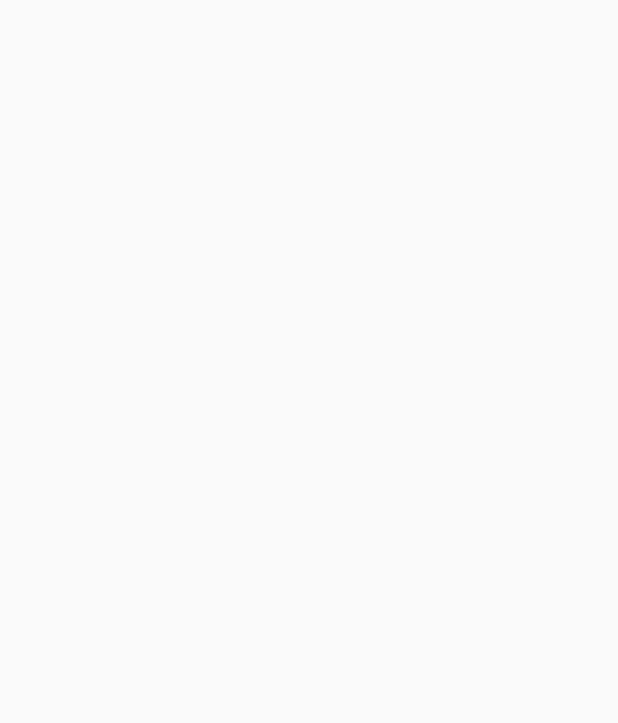
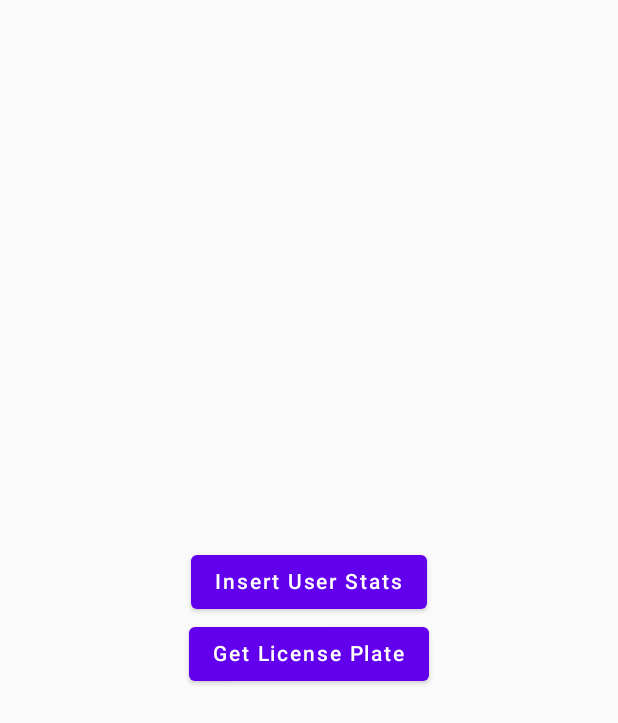
Before and after one commit to clozano-dev/matriculas-mvvm, an Android app built with Jetpack Compose: the screen it shows after launch (MainActivity), on a phone screen of 412 x 824 dp. Before the commit the part shown is empty. Shown: the top 723 px of the screen. Run offline under Robolectric (Android 15) with nearby library versions, the phone set to English and light mode, and no system bars; our stand-ins replace Dagger/Hilt's generated code, Firebase (no records; nobody signed in at launch, a user with empty details on screens opened directly), Room's generated code, livedata-compose.

Commit message:
database test

```diff
--- a/app/build.gradle.kts
+++ b/app/build.gradle.kts
@@ -68,6 +68,7 @@ dependencies {
     implementation("androidx.compose.ui:ui-tooling-preview:1.6.8")
     implementation("androidx.compose.material3:material3:1.2.0-alpha05")
     implementation("androidx.hilt:hilt-navigation-compose:1.0.0")
+    implementation(libs.androidx.runtime.livedata)
     kapt("androidx.hilt:hilt-compiler:1.0.0")
 
     //room dependencies
--- a/app/src/main/AndroidManifest.xml
+++ b/app/src/main/AndroidManifest.xml
@@ -1,6 +1,8 @@
 <?xml version="1.0" encoding="utf-8"?>
 <manifest xmlns:android="http://schemas.android.com/apk/res/android"
     xmlns:tools="http://schemas.android.com/tools">
+
+
 
     <application
         android:allowBackup="true"
--- a/app/src/main/java/com/clozanodev/matriculas/MainActivity.kt
+++ b/app/src/main/java/com/clozanodev/matriculas/MainActivity.kt
@@ -4,6 +4,7 @@ import android.os.Bundle
 import androidx.activity.ComponentActivity
 import androidx.activity.compose.setContent
 import androidx.activity.enableEdgeToEdge
+import com.clozanodev.matriculas.ui.main.screens.MainScreen
 import com.clozanodev.matriculas.ui.theme.MatriculasTheme
 import com.clozanodev.matriculas.ui.main.ui.NavGraph
 import dagger.hilt.android.AndroidEntryPoint
@@ -15,7 +16,7 @@ class MainActivity : ComponentActivity() {
         enableEdgeToEdge()
         setContent {
             MatriculasTheme {
-                NavGraph()
+                MainScreen()
             }
         }
     }
--- a/app/src/main/java/com/clozanodev/matriculas/data/remote/api/LicensePlateApi.kt
+++ b/app/src/main/java/com/clozanodev/matriculas/data/remote/api/LicensePlateApi.kt
@@ -6,7 +6,7 @@ import kotlinx.coroutines.tasks.await
 
 class LicensePlateApi(private val firestore: FirebaseFirestore) {
 
-    private val platesCollection = firestore.collection("plates")
+    private val platesCollection = firestore.collection("licensePlates")
 
     suspend fun getPlate(id: Int): LicensePlate? {
         val document = platesCollection.document(id.toString()).get().await()
--- /dev/null
+++ b/app/src/main/java/com/clozanodev/matriculas/di/AppModule.kt
@@ -0,0 +1,20 @@
+package com.clozanodev.matriculas.di
+
+import android.app.Application
+import android.content.Context
+import dagger.Module
+import dagger.Provides
+import dagger.hilt.InstallIn
+import dagger.hilt.components.SingletonComponent
+import javax.inject.Singleton
+
+@Module
+@InstallIn(SingletonComponent::class)
+object AppModule {
+
+    @Provides
+    @Singleton
+    fun provideApplicationContext(application: Application): Context {
+        return application.applicationContext
+    }
+}
--- a/app/src/main/java/com/clozanodev/matriculas/ui/main/screens/MainScreen.kt
+++ b/app/src/main/java/com/clozanodev/matriculas/ui/main/screens/MainScreen.kt
@@ -1,10 +1,59 @@
 package com.clozanodev.matriculas.ui.main.screens
 
+import androidx.compose.foundation.layout.Arrangement
+import androidx.compose.foundation.layout.Column
+import androidx.compose.foundation.layout.fillMaxSize
+import androidx.compose.material.Button
+import androidx.compose.material.Text
 import androidx.compose.runtime.Composable
+import androidx.compose.runtime.collectAsState
+import androidx.compose.ui.Alignment
+import androidx.compose.ui.Modifier
 import androidx.hilt.navigation.compose.hiltViewModel
+import com.clozanodev.matriculas.data.local.entities.UserStats
 import com.clozanodev.matriculas.viewmodel.MainViewModel
+import androidx.compose.runtime.getValue
+import androidx.compose.runtime.livedata.observeAsState
 
 @Composable
 fun MainScreen(viewModel: MainViewModel = hiltViewModel()) {
 
+    val insertStatus by viewModel.insertStatus.collectAsState()
+    val licensePlate by viewModel.licensePlate.collectAsState()
+
+    Column (
+        modifier = Modifier.fillMaxSize(),
+        verticalArrangement = Arrangement.Center,
+        horizontalAlignment = Alignment.CenterHorizontally
+    ){
+        Button(onClick = {
+            val userStats = UserStats(
+                username = "test_user",
+                maxScore = 100,
+                totalGold = 10,
+                totalSilver = 5,
+                totalBronze = 3,
+                totalDaysPlayed = 20,
+                maxConsecutiveGold = 7,
+                currentConsecutiveGold = 2
+            )
+            viewModel.insertUserStats(userStats)
+        }) {
+            Text("Insert User Stats")
+        }
+
+        Button(onClick = {
+            viewModel.getLicensePlate(1)
+        }) {
+            Text("Get License Plate")
+        }
+
+        insertStatus?.let {
+            Text(text = it)
+        }
+
+        licensePlate?.let {
+            Text(text = "License Plate: ${it.plate}")
+        }
+    }
 }
--- a/app/src/main/java/com/clozanodev/matriculas/viewmodel/MainViewModel.kt
+++ b/app/src/main/java/com/clozanodev/matriculas/viewmodel/MainViewModel.kt
@@ -1,9 +1,52 @@
 package com.clozanodev.matriculas.viewmodel
 
+import android.util.Log
+import androidx.compose.runtime.mutableStateOf
+import androidx.compose.runtime.remember
+import androidx.compose.runtime.Composable
+import androidx.compose.runtime.State
 import androidx.lifecycle.ViewModel
+import androidx.lifecycle.viewModelScope
+import com.clozanodev.matriculas.data.local.entities.UserStats
+import com.clozanodev.matriculas.data.remote.entities.LicensePlate
+import com.clozanodev.matriculas.data.repository.PlateRepository
 import dagger.hilt.android.lifecycle.HiltViewModel
+import kotlinx.coroutines.flow.MutableStateFlow
+import kotlinx.coroutines.flow.StateFlow
+import kotlinx.coroutines.launch
 import javax.inject.Inject
 
 @HiltViewModel
-class MainViewModel @Inject constructor(): ViewModel() {
+class MainViewModel @Inject constructor(
+    private val repository: PlateRepository
+) : ViewModel() {
+
+    private val _insertStatus = MutableStateFlow<String?>(null)
+    val insertStatus: StateFlow<String?> get() = _insertStatus
+
+    private val _licensePlate = MutableStateFlow<LicensePlate?>(null)
+    val licensePlate: StateFlow<LicensePlate?> get() = _licensePlate
+
+    fun insertUserStats(userStats: UserStats) {
+        viewModelScope.launch {
+            try {
+                repository.insertUserStats(userStats)
+                _insertStatus.value = "User stats inserted successfully"
+                Log.d("MainViewModel", "User stats inserted successfully")
+            } catch (e: Exception) {
+                _insertStatus.value = e.message
+            }
+        }
+    }
+
+    // Obtiene una matrícula desde la base de datos remota usando su ID
+    fun getLicensePlate(id: Int) {
+        viewModelScope.launch {
+            try {
+                _licensePlate.value = repository.getLicensePlate(id)
+            } catch (e: Exception) {
+                _insertStatus.value = "Error fetching license plate: ${e.message}"
+            }
+        }
+    }
 }
--- a/build.gradle.kts
+++ b/build.gradle.kts
@@ -5,3 +5,9 @@ plugins {
     id("com.google.dagger.hilt.android") version "2.48" apply false
     id("com.google.gms.google-services") version "4.4.2" apply false
 }
+
+buildscript {
+    dependencies {
+        classpath("com.google.dagger:hilt-android-gradle-plugin:2.48")
+    }
+}
--- a/gradle/libs.versions.toml
+++ b/gradle/libs.versions.toml
@@ -8,6 +8,7 @@ espressoCore = "3.6.1"
 lifecycleRuntimeKtx = "2.8.3"
 activityCompose = "1.9.0"
 composeBom = "2024.04.01"
+runtimeLivedata = "1.6.8"
 
 [libraries]
 androidx-core-ktx = { group = "androidx.core", name = "core-ktx", version.ref = "coreKtx" }
@@ -24,6 +25,7 @@ androidx-ui-tooling-preview = { group = "androidx.compose.ui", name = "ui-toolin
 androidx-ui-test-manifest = { group = "androidx.compose.ui", name = "ui-test-manifest" }
 androidx-ui-test-junit4 = { group = "androidx.compose.ui", name = "ui-test-junit4" }
 androidx-material3 = { group = "androidx.compose.material3", name = "material3" }
+androidx-runtime-livedata = { group = "androidx.compose.runtime", name = "runtime-livedata", version.ref = "runtimeLivedata" }
 
 [plugins]
 android-application = { id = "com.android.application", version.ref = "agp" }
```
